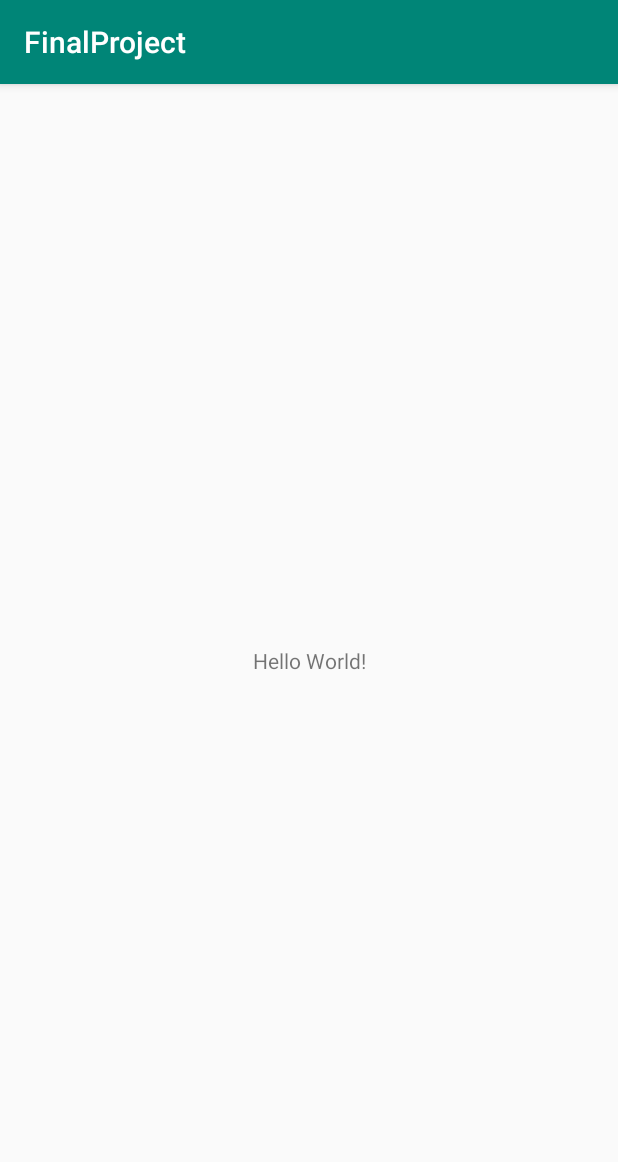
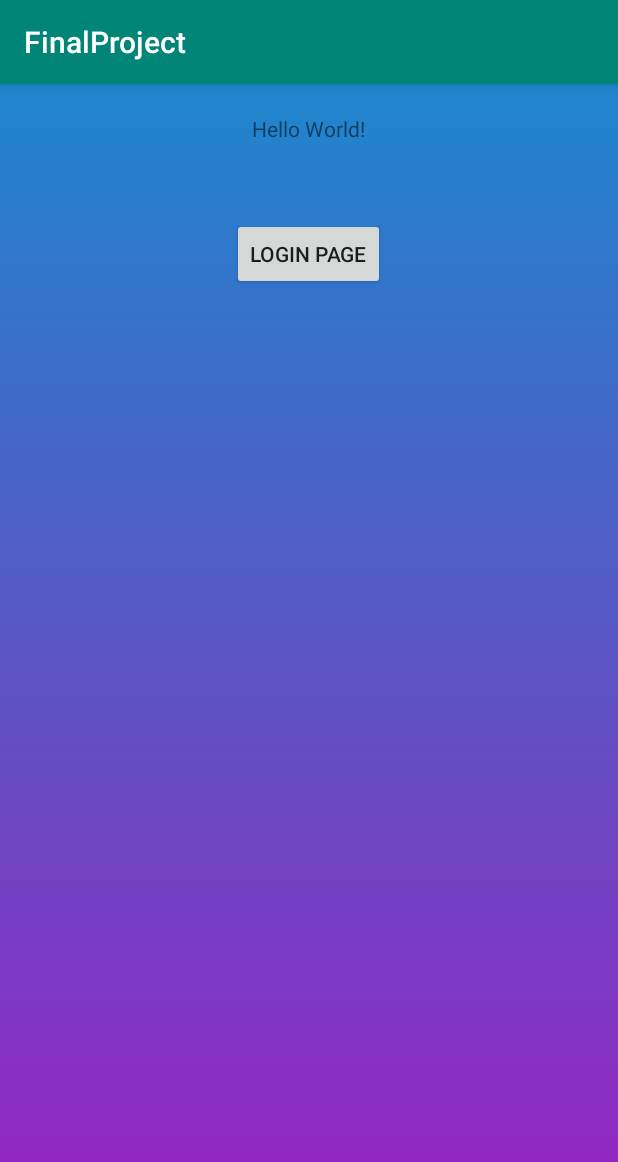
Before and after one commit to khalishZainudin/FinalProject, an Android app: the screen it shows after launch (MainActivity), on a phone screen of 412 x 824 dp. Shown: the top 1162 px of the screen. Run offline under Robolectric (Android 15) with nearby library versions, the phone set to English and light mode, and no system bars.

Commit message:
Commit 3 - khalish - login page - main menu

```diff
--- a/app/src/main/AndroidManifest.xml
+++ b/app/src/main/AndroidManifest.xml
@@ -9,6 +9,8 @@
         android:roundIcon="@mipmap/ic_launcher_round"
         android:supportsRtl="true"
         android:theme="@style/AppTheme">
+        <activity android:name=".MainMenuActivity"></activity>
+        <activity android:name=".LoginPage.EmailPassActivity" />
         <activity android:name=".MainActivity">
             <intent-filter>
                 <action android:name="android.intent.action.MAIN" />
--- a/app/src/main/java/my/edu/fsktm/um/finalproject/MainActivity.java
+++ b/app/src/main/java/my/edu/fsktm/um/finalproject/MainActivity.java
@@ -2,15 +2,36 @@ package my.edu.fsktm.um.finalproject;
 
 import androidx.appcompat.app.AppCompatActivity;
 
+import android.content.Intent;
+import android.graphics.drawable.AnimationDrawable;
 import android.os.Bundle;
+import android.view.View;
+import android.widget.RelativeLayout;
+
+import my.edu.fsktm.um.finalproject.LoginPage.EmailPassActivity;
 
 public class MainActivity extends AppCompatActivity {
-    //testing
+
+    AnimationDrawable animationDrawable;
+    RelativeLayout mylayout;
+
     @Override
     protected void onCreate(Bundle savedInstanceState) {
         super.onCreate(savedInstanceState);
         setContentView(R.layout.activity_main);
+
+
+        mylayout = (RelativeLayout) findViewById(R.id.my_bg_layout);
+        animationDrawable = (AnimationDrawable) mylayout.getBackground();
+        animationDrawable.setEnterFadeDuration(4500);
+        animationDrawable.setExitFadeDuration(4500);
+        animationDrawable.start();
     }
 
     // HELLO WORLD FROM KHALISH
+
+    public void goToLoginPage(View v) {
+        Intent intent = new Intent(this, EmailPassActivity.class);
+        startActivity(intent);
+    }
 }
--- /dev/null
+++ b/app/src/main/res/drawable/bg_anim.xml
@@ -0,0 +1,13 @@
+<?xml version="1.0" encoding="utf-8"?>
+<animation-list
+    xmlns:android="http://schemas.android.com/apk/res/android">
+    <item
+        android:drawable="@drawable/bg_first_layer"
+        android:duration="4500"/>
+    <item
+        android:drawable="@drawable/bg_second_layer"
+        android:duration="4500"/>
+    <item
+        android:drawable="@drawable/bg_third_layer"
+        android:duration="4500"/>
+</animation-list>
--- /dev/null
+++ b/app/src/main/res/drawable/bg_first_layer.xml
@@ -0,0 +1,8 @@
+<?xml version="1.0" encoding="utf-8"?>
+<shape xmlns:android="http://schemas.android.com/apk/res/android">
+
+    <gradient
+        android:startColor="#1e86cc"
+        android:endColor="#c13122"
+        android:angle="-90" />
+</shape>
--- /dev/null
+++ b/app/src/main/res/drawable/bg_second_layer.xml
@@ -0,0 +1,8 @@
+<?xml version="1.0" encoding="utf-8"?>
+<shape xmlns:android="http://schemas.android.com/apk/res/android">
+
+    <gradient
+        android:startColor="#1e86cc"
+        android:endColor="#9922c1"
+        android:angle="-90" />
+</shape>
--- /dev/null
+++ b/app/src/main/res/drawable/bg_third_layer.xml
@@ -0,0 +1,8 @@
+<?xml version="1.0" encoding="utf-8"?>
+<shape xmlns:android="http://schemas.android.com/apk/res/android">
+
+    <gradient
+        android:startColor="#1e86cc"
+        android:endColor="#c1a422"
+        android:angle="-90" />
+</shape>
--- a/app/src/main/res/layout/activity_main.xml
+++ b/app/src/main/res/layout/activity_main.xml
@@ -1,18 +1,34 @@
 <?xml version="1.0" encoding="utf-8"?>
-<androidx.constraintlayout.widget.ConstraintLayout xmlns:android="http://schemas.android.com/apk/res/android"
+<RelativeLayout xmlns:android="http://schemas.android.com/apk/res/android"
     xmlns:app="http://schemas.android.com/apk/res-auto"
     xmlns:tools="http://schemas.android.com/tools"
     android:layout_width="match_parent"
     android:layout_height="match_parent"
+    android:orientation="vertical"
+    android:id="@+id/my_bg_layout"
+    android:background="@drawable/bg_anim"
     tools:context=".MainActivity">
 
-    <TextView
-        android:layout_width="wrap_content"
-        android:layout_height="wrap_content"
-        android:text="Hello World!"
-        app:layout_constraintBottom_toBottomOf="parent"
-        app:layout_constraintLeft_toLeftOf="parent"
-        app:layout_constraintRight_toRightOf="parent"
-        app:layout_constraintTop_toTopOf="parent" />
+    <LinearLayout
+        android:layout_width="match_parent"
+        android:layout_height="match_parent"
+        android:orientation="vertical">
 
-</androidx.constraintlayout.widget.ConstraintLayout>
+        <TextView
+            android:layout_width="wrap_content"
+            android:layout_height="wrap_content"
+            android:text="Hello World!"
+            android:layout_gravity="center"
+            android:layout_marginTop="20dp"/>
+
+        <Button
+            android:layout_width="wrap_content"
+            android:layout_height="wrap_content"
+            android:text="LOGIN PAGE"
+            android:onClick="goToLoginPage"
+            android:layout_gravity="center"
+            android:layout_marginTop="50dp" />
+
+    </LinearLayout>
+
+</RelativeLayout>
--- a/app/src/main/res/values/colors.xml
+++ b/app/src/main/res/values/colors.xml
@@ -2,5 +2,9 @@
 <resources>
     <color name="colorPrimary">#008577</color>
     <color name="colorPrimaryDark">#00574B</color>
-    <color name="colorAccent">#D81B60</color>
+    <color name="colorAccent">#353535</color>
+
+    <color name="grey_100">#F5F5F5</color>
+    <color name="grey_300">#E0E0E0</color>
+    <color name="grey_500">#9E9E9E</color>
 </resources>
--- a/build.gradle
+++ b/build.gradle
@@ -8,6 +8,7 @@ buildscript {
     }
     dependencies {
         classpath 'com.android.tools.build:gradle:3.5.2'
+        classpath 'com.google.gms:google-services:4.3.2'
 
         // NOTE: Do not place your application dependencies here; they belong
         // in the individual module build.gradle files
```
Also changed, not shown: app/build.gradle (+13 -1 lines), app/src/main/java/my/edu/fsktm/um/finalproject/LoginPage/BaseActivity.java (added, +47 -0 lines), app/src/main/java/my/edu/fsktm/um/finalproject/LoginPage/EmailPassActivity.java (added, +232 -0 lines), app/src/main/java/my/edu/fsktm/um/finalproject/MainMenuActivity.java (added, +14 -0 lines), app/src/main/res/layout/activity_email_pass.xml (added, +142 -0 lines), app/src/main/res/layout/activity_main_menu.xml (added, +9 -0 lines), app/src/main/res/values/dimens.xml (added, +11 -0 lines), app/src/main/res/values/strings.xml (+30 -0 lines), app/src/main/res/values/styles.xml (+44 -0 lines), app/src/main/res/drawable/firebase_lockup_400.png (added), app/src/main/res/drawable/test_logo.webp (added), 1 other file.
